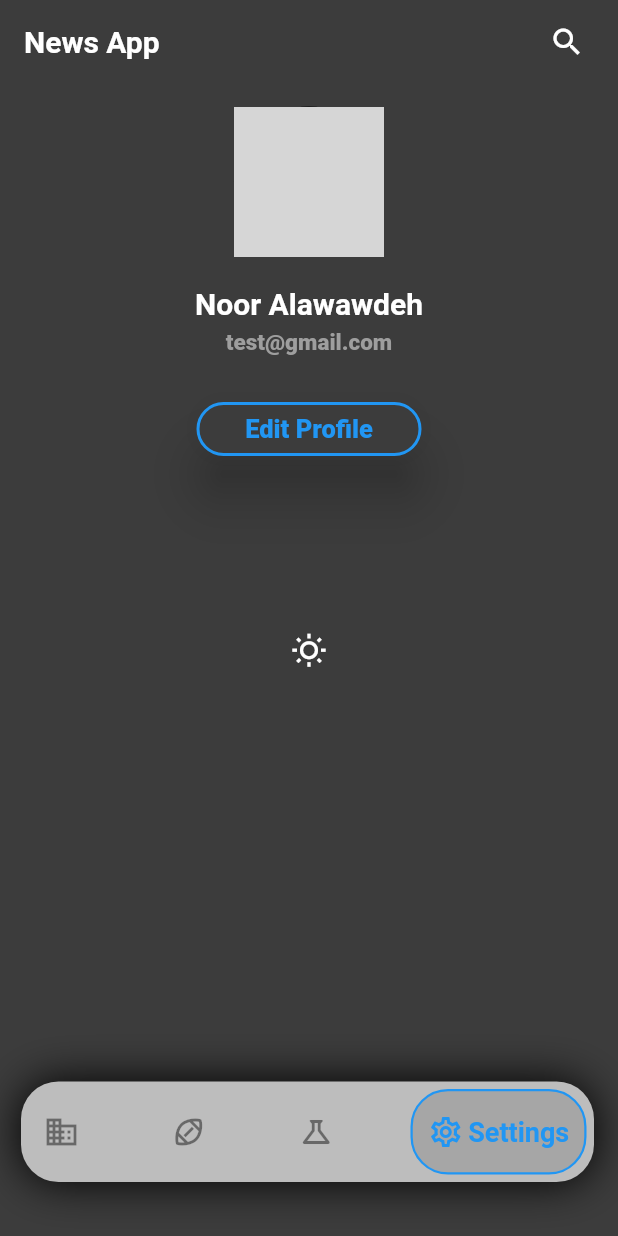
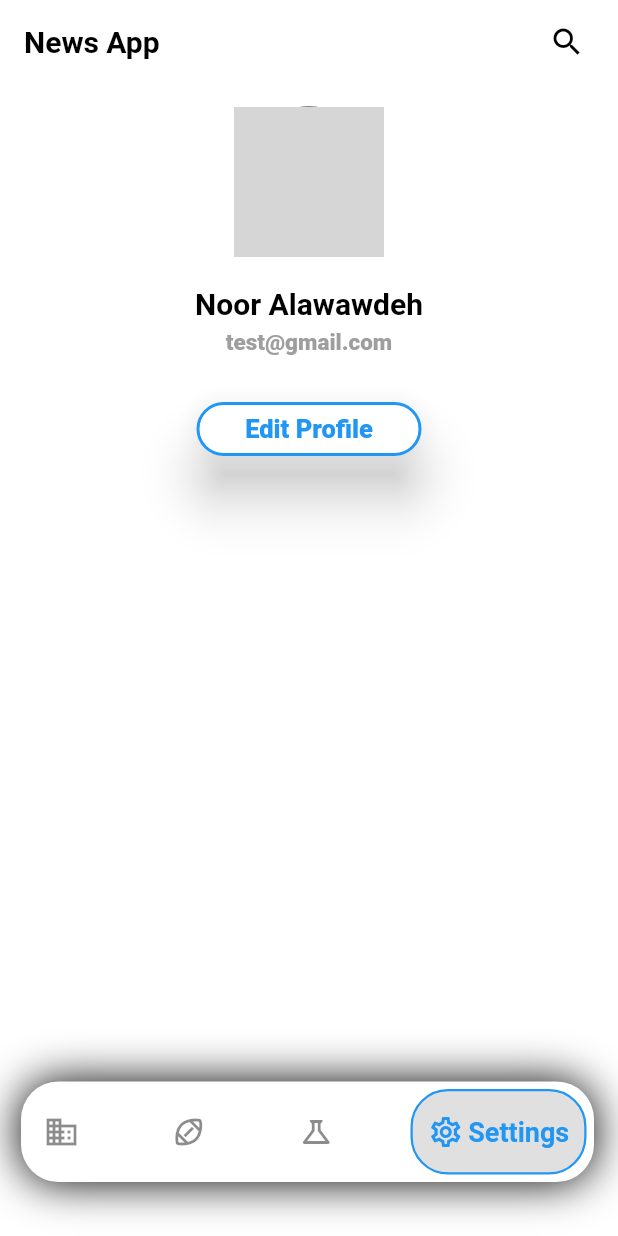
Before and after one commit to Noor-378/what_is_happening_app, a Flutter app: the screen it shows after launch, item 4 of the bottom bar chosen, after a tap on the "wb sunny" icon, on a phone screen of 412 x 824 dp. Run offline on Flutter 3.47's test engine with Material 3 defaults, Android fonts, the phone set to English and light mode, and no system bars; drawn by our look-alikes of google_nav_bar; our stand-ins replace animated_splash_screen, animated_theme_switcher, dio, flutter_bloc, lottie; network calls fail; grey boxes are pictures that could not be loaded.

Commit message:
theme change

```diff
--- a/lib/layout/news_layout.dart
+++ b/lib/layout/news_layout.dart
@@ -1,20 +1,23 @@
+import 'package:animated_theme_switcher/animated_theme_switcher.dart';
 import 'package:flutter/material.dart';
 import 'package:flutter_bloc/flutter_bloc.dart';
 import 'package:what_is_happening_app/shared/components/custom_bottom_nav_bar.dart';
 import 'package:what_is_happening_app/shared/cubit/cubit.dart';
 import 'package:what_is_happening_app/shared/cubit/states.dart';
+import 'package:what_is_happening_app/shared/styles/dark_theme.dart';
+import 'package:what_is_happening_app/shared/styles/light_theme.dart';
 
 class NewsLayout extends StatelessWidget {
   const NewsLayout({super.key});
 
   @override
   Widget build(BuildContext context) {
-    return BlocProvider(
-      create: (context) => AppCubit()..getBusiness(),
-      child: BlocConsumer<AppCubit, AppStates>(
+    return BlocConsumer<AppCubit, AppStates>(
       listener: (context, state) {},
       builder: (context, state) {
         var cubit = AppCubit.get(context);
+
+
         return SafeArea(
           child: Scaffold(
             appBar: AppBar(
@@ -36,7 +39,6 @@ class NewsLayout extends StatelessWidget {
           ),
         );
       },
-      ),
     );
   }
 }
--- a/lib/main.dart
+++ b/lib/main.dart
@@ -1,15 +1,15 @@
-import 'package:bloc/bloc.dart';
+import 'package:animated_theme_switcher/animated_theme_switcher.dart';
 import 'package:flutter/material.dart';
-import 'package:flutter/services.dart';
+import 'package:flutter_bloc/flutter_bloc.dart';
 import 'package:what_is_happening_app/layout/news_layout.dart';
-import 'package:what_is_happening_app/modules/splash/splash_screen.dart';
+import 'package:what_is_happening_app/shared/cubit/cubit.dart';
 import 'package:what_is_happening_app/shared/cubit/observer.dart';
+import 'package:what_is_happening_app/shared/cubit/states.dart';
 import 'package:what_is_happening_app/shared/network/remote/dio_helper.dart';
 import 'package:what_is_happening_app/shared/styles/dark_theme.dart';
 import 'package:what_is_happening_app/shared/styles/light_theme.dart';
 
 void main() {
-
   Bloc.observer = MyBlocObserver();
   DioHelper.init();
   runApp(const MyApp());
@@ -20,13 +20,23 @@ class MyApp extends StatelessWidget {
 
   @override
   Widget build(BuildContext context) {
-    return MaterialApp(
-      debugShowCheckedModeBanner: false,
-      theme: lightMode,
-      darkTheme: darkMode,
-      themeMode: ThemeMode.dark,
-
-      home: const NewsLayout(),
+    return BlocProvider(
+      create: (context) => AppCubit()..getBusiness(),
+      child: BlocConsumer<AppCubit, AppStates>(
+        listener: (context, state) {
+        },
+        builder: (context, state) {
+          return ThemeProvider(
+            initTheme: lightMode,
+            builder: (p0,theme) => MaterialApp(
+              debugShowCheckedModeBanner: false,
+              theme: theme,
+              themeMode: AppCubit.get(context).isDark ? ThemeMode.dark : ThemeMode.light,
+              home: const NewsLayout(),
+            ),
+          );
+        },
+      ),
     );
   }
 }
--- a/lib/modules/settings/settings_screen.dart
+++ b/lib/modules/settings/settings_screen.dart
@@ -1,5 +1,6 @@
 import 'package:flutter/material.dart';
 import 'package:what_is_happening_app/shared/components/constants.dart';
+import 'package:what_is_happening_app/shared/cubit/cubit.dart';
 
 class SettingsScreen extends StatelessWidget {
   const SettingsScreen({super.key});
@@ -69,7 +70,9 @@ class SettingsScreen extends StatelessWidget {
               height: 100,
             ),
             IconButton(
-              onPressed: () {},
+              onPressed: () {
+                AppCubit.get(context).changeAppMode();
+              },
               icon: Icon(
                 Icons.wb_sunny_outlined,
               ),
--- a/lib/shared/cubit/cubit.dart
+++ b/lib/shared/cubit/cubit.dart
@@ -117,4 +117,10 @@ class AppCubit extends Cubit<AppStates> {
       emit(GetScienceSuccessState());
     }
   }
+
+  bool isDark = false;
+  void changeAppMode(){
+    isDark =! isDark;
+    emit(ChangeAppMode());
+  }
 }
--- a/lib/shared/cubit/states.dart
+++ b/lib/shared/cubit/states.dart
@@ -33,3 +33,5 @@ class GetScienceErrorState extends AppStates {
 
   GetScienceErrorState({this.error});
 }
+
+class ChangeAppMode extends AppStates{}
--- a/pubspec.yaml
+++ b/pubspec.yaml
@@ -29,6 +29,7 @@ environment:
 # versions available, run `flutter pub outdated`.
 dependencies:
   animated_splash_screen: ^1.3.0
+  animated_theme_switcher: ^2.0.10
   bloc: ^9.0.0
   cupertino_icons: ^1.0.8
   dio: ^5.8.0+1
```
Also changed, not shown: pubspec.lock, 4 other files. Lines whose indentation alone changed are shown as unchanged.
